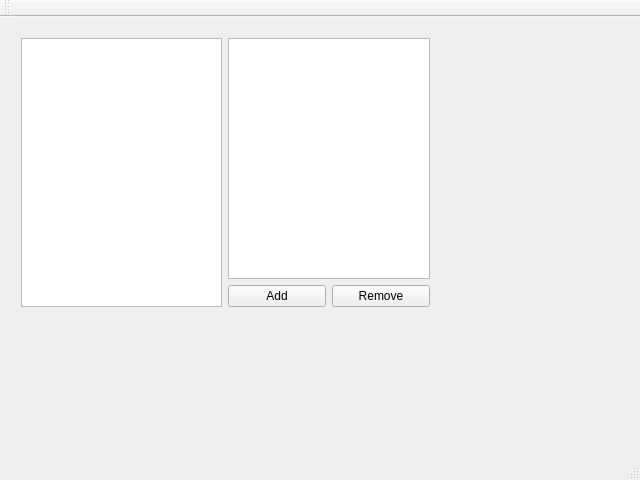
The window that gui/mainwindow.ui (JamesGecko/Lyrical) describes before a commit, drawn with Qt 5.
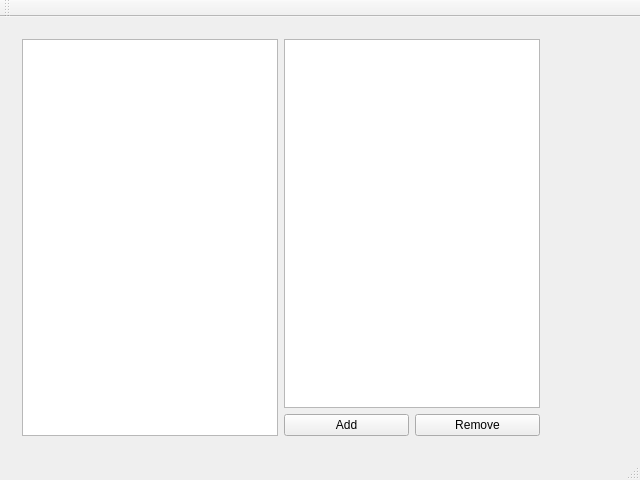
The same window after the commit.

The edit to the form file:
```diff
--- a/gui/mainwindow.ui
+++ b/gui/mainwindow.ui
@@ -10,33 +10,51 @@
     <height>480</height>
    </rect>
   </property>
+  <property name="sizePolicy">
+   <sizepolicy hsizetype="Preferred" vsizetype="Preferred">
+    <horstretch>1</horstretch>
+    <verstretch>0</verstretch>
+   </sizepolicy>
+  </property>
   <property name="windowTitle">
    <string>MainWindow</string>
   </property>
   <widget class="QWidget" name="centralWidget">
-   <widget class="QWidget" name="horizontalLayoutWidget">
-    <property name="geometry">
-     <rect>
-      <x>10</x>
-      <y>10</y>
-      <width>431</width>
-      <height>291</height>
-     </rect>
+   <property name="sizePolicy">
+    <sizepolicy hsizetype="Expanding" vsizetype="Expanding">
+     <horstretch>0</horstretch>
+     <verstretch>0</verstretch>
+    </sizepolicy>
+   </property>
+   <layout class="QFormLayout" name="formLayout">
+    <property name="fieldGrowthPolicy">
+     <enum>QFormLayout::AllNonFixedFieldsGrow</enum>
+    </property>
+    <item row="0" column="0">
+     <widget class="QFrame" name="horizontalFrame">
+      <property name="sizePolicy">
+       <sizepolicy hsizetype="Expanding" vsizetype="Expanding">
+        <horstretch>100</horstretch>
+        <verstretch>100</verstretch>
+       </sizepolicy>
+      </property>
+      <property name="minimumSize">
+       <size>
+        <width>0</width>
+        <height>0</height>
+       </size>
     </property>
     <layout class="QHBoxLayout" name="horizontalLayout">
      <property name="sizeConstraint">
       <enum>QLayout::SetDefaultConstraint</enum>
      </property>
      <item>
-      <layout class="QVBoxLayout" name="verticalLayout_3"/>
-     </item>
-     <item>
-      <widget class="QListView" name="listView_2"/>
+        <widget class="QListWidget" name="lyrics"/>
      </item>
      <item>
       <layout class="QVBoxLayout" name="verticalLayout">
        <item>
-        <widget class="QListView" name="listView"/>
+          <widget class="QListWidget" name="song_list"/>
        </item>
        <item>
         <layout class="QHBoxLayout" name="horizontalLayout_2">
@@ -60,6 +78,8 @@
      </item>
     </layout>
    </widget>
+    </item>
+   </layout>
   </widget>
   <widget class="QMenuBar" name="menuBar">
    <property name="geometry">
```
Left out of the diff: 2 changed lines with no effect on the pictures. Lines whose indentation alone changed are shown as unchanged.
